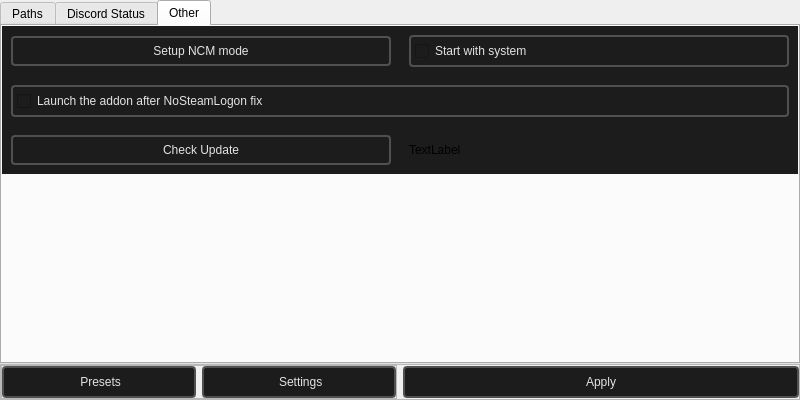
This is preferences.ui in dertwist/Hammer5Tools as Qt 5 draws it before an edit. The edited form follows.
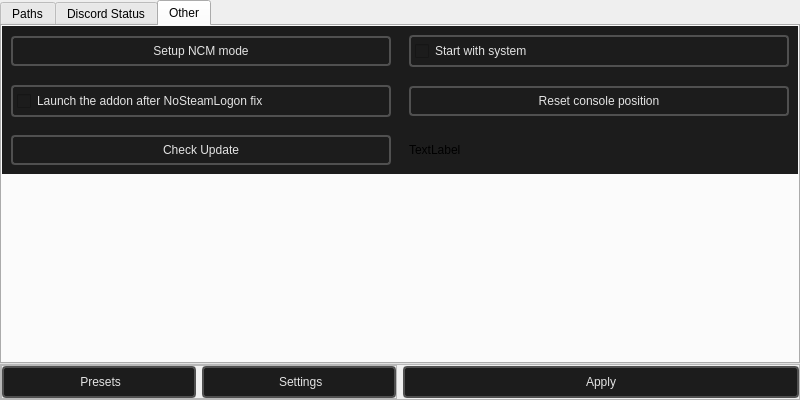
This is the edited form. Icons and pictures are not drawn.

Commit message: Reset console

```diff
--- a/preferences.ui
+++ b/preferences.ui
@@ -1110,6 +1110,49 @@
             </property>
            </widget>
           </item>
+          <item>
+           <widget class="QPushButton" name="reset_console_button">
+            <property name="styleSheet">
+             <string notr="true">    QLabel {
+        font-family: Sergo UI;
+        color: #9D9D9D;
+    }
+
+    /* QPushButton default and hover styles */
+    QPushButton {
+
+        font: 600 10pt &quot;Segoe UI&quot;;
+	
+
+        border: 2px solid black;
+        border-radius: 4px;
+        border-color: rgba(80, 80, 80, 255);
+        height:22px;
+        padding-top: 2px;
+        padding-bottom:2px;
+        padding-left: 4px;
+        padding-right: 4px;
+        color: #E3E3E3;
+        background-color: #1C1C1C;
+    }
+    QPushButton:hover {
+        background-color: #414956;
+        color: white;
+    }
+    QPushButton:pressed {
+        background-color: red;
+        background-color: #1C1C1C;
+        margin: 1 px;
+        margin-left: 2px;
+        margin-right: 2px;
+
+    }</string>
+            </property>
+            <property name="text">
+             <string>Reset console position</string>
+            </property>
+           </widget>
+          </item>
          </layout>
         </widget>
        </item>
```
The commit also changes 5 other files.
